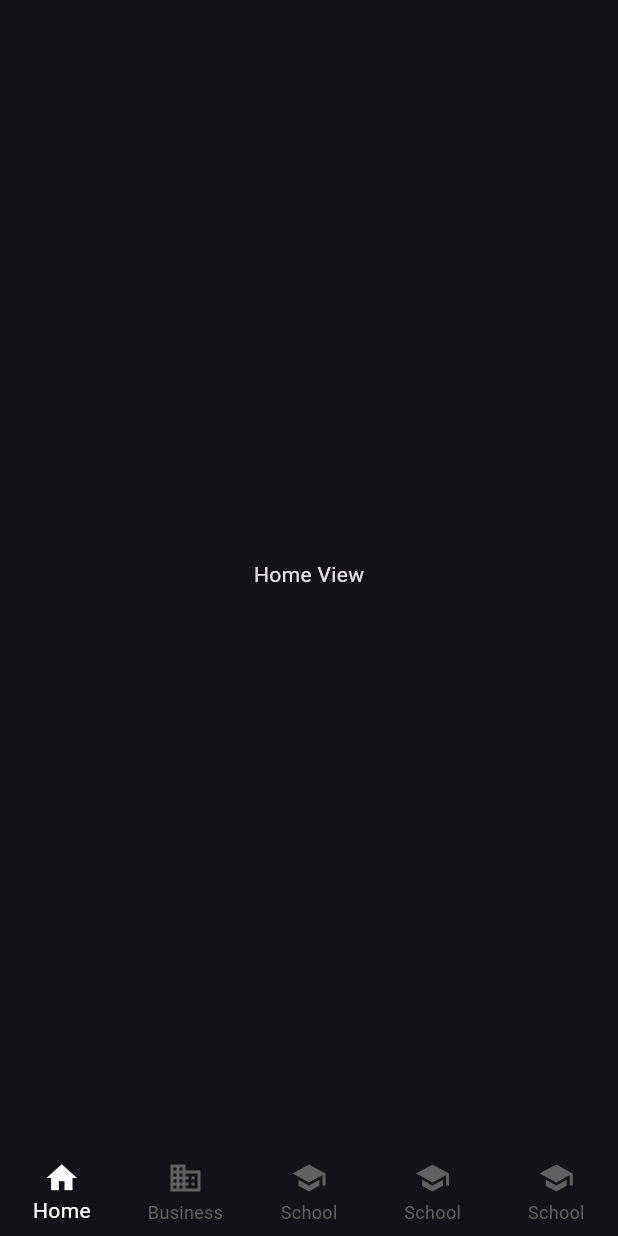
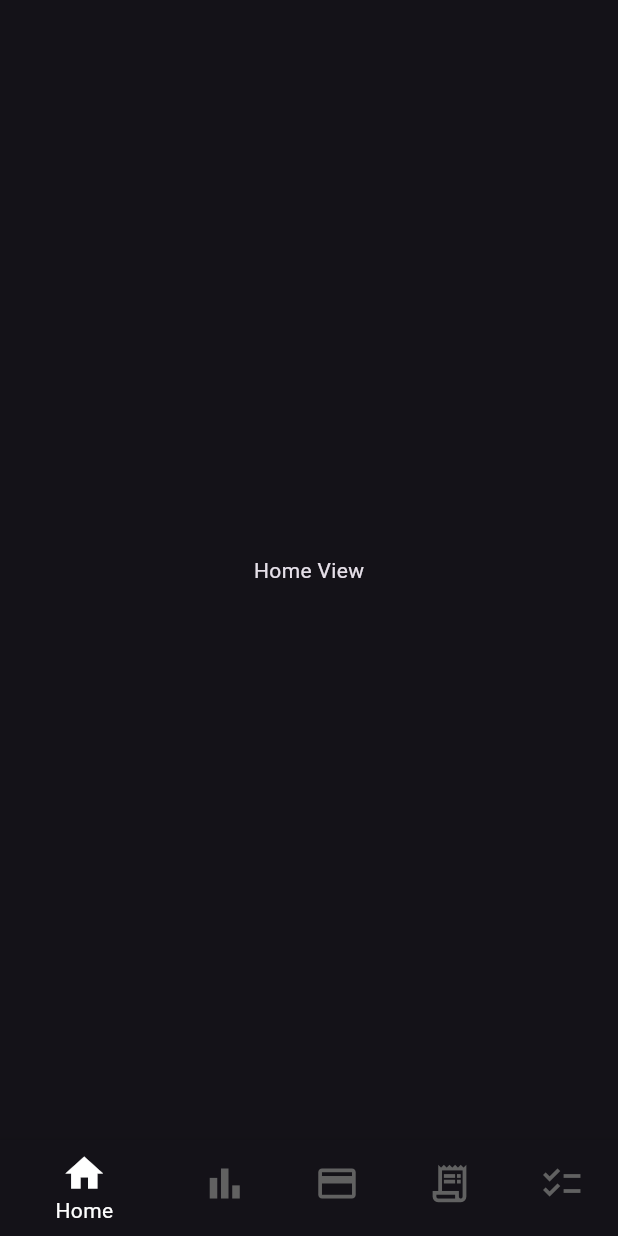
Before and after one commit to omarhelmy2004/saving_app, a Flutter app: the screen it shows after launch, on a phone screen of 412 x 824 dp. Run offline on Flutter 3.47's test engine with Material 3 defaults, Android fonts, the phone set to English and light mode, and no system bars.

Commit message:
finished info navigation bar & fixed and edited custom bottom navigation bar

```diff
--- a/lib/widgets/custom_bottom_navigation_bar.dart
+++ b/lib/widgets/custom_bottom_navigation_bar.dart
@@ -1,7 +1,7 @@
 import 'package:flutter/material.dart';
 
-class CustomFixedBottomNavigationBar extends StatefulWidget {
-  const CustomFixedBottomNavigationBar(
+class CustomBottomNavigationBar extends StatefulWidget {
+  const CustomBottomNavigationBar(
       {super.key,
       required this.items,
       this.selectedItemColor,
@@ -14,12 +14,11 @@ class CustomFixedBottomNavigationBar extends StatefulWidget {
   final Color? backgroundcolor;
   final Function(int) onItemTapped;
   @override
-  State<CustomFixedBottomNavigationBar> createState() =>
-      _CustomFixedBottomNavigationBarState();
+  State<CustomBottomNavigationBar> createState() =>
+      _CustomBottomNavigationBarState();
 }
 
-class _CustomFixedBottomNavigationBarState
-    extends State<CustomFixedBottomNavigationBar> {
+class _CustomBottomNavigationBarState extends State<CustomBottomNavigationBar> {
   int selectedIndex = 0;
   void _onItemTapped(int index) {
     setState(() {
@@ -30,15 +29,24 @@ class _CustomFixedBottomNavigationBarState
 
   @override
   Widget build(BuildContext context) {
-    return BottomNavigationBar(
+    return Theme(
+      data: Theme.of(context).copyWith(
+        splashColor: Colors.transparent, // No splash
+        highlightColor: Colors.transparent, // No highlight
+      ),
+      child: BottomNavigationBar(
+        showUnselectedLabels: false,
+        showSelectedLabels: true,
+        enableFeedback: false,
         items: widget.items,
-      type: BottomNavigationBarType.fixed,
+        type: BottomNavigationBarType.shifting,
         backgroundColor: widget.backgroundcolor,
         currentIndex: selectedIndex,
         unselectedItemColor: widget.unselectedItemColor,
         selectedItemColor: widget.selectedItemColor,
         onTap: _onItemTapped,
+        iconSize: 30,
+      ),
     );
   }
 }
-//Custom Bottom Navigation bar if i need to use it again before changing it
--- a/lib/widgets/info_navigation_bar.dart
+++ b/lib/widgets/info_navigation_bar.dart
@@ -1,4 +1,5 @@
 import 'package:flutter/material.dart';
+
 import 'package:saving_app/widgets/custom_bottom_navigation_bar.dart';
 
 class InfoBottomNavigationBar extends StatelessWidget {
@@ -9,32 +10,44 @@ class InfoBottomNavigationBar extends StatelessWidget {
   final Function(int) onItemTapped;
   @override
   Widget build(BuildContext context) {
-    return CustomFixedBottomNavigationBar(
+    return CustomBottomNavigationBar(
       onItemTapped: onItemTapped,
       unselectedItemColor: Colors.grey[700],
       selectedItemColor: Colors.white,
-      items: const [
+      items: iconsList,
+    );
+  }
+
+  List<BottomNavigationBarItem> get iconsList {
+    return const [
       BottomNavigationBarItem(
-          icon: Icon(Icons.home),
+        activeIcon: Icon(Icons.home),
+        icon: Icon(Icons.home_outlined),
         label: 'Home',
       ),
       BottomNavigationBarItem(
-          icon: Icon(Icons.business),
-          label: 'Business',
+        activeIcon: Icon(Icons.bar_chart),
+        icon: Icon(Icons.bar_chart_outlined),
+        label: 'Reports',
       ),
       BottomNavigationBarItem(
-          icon: Icon(Icons.school),
-          label: 'School',
+        activeIcon: Icon(Icons.credit_card),
+        icon: Icon(Icons.credit_card_outlined),
+        label: 'Budget',
       ),
       BottomNavigationBarItem(
-          icon: Icon(Icons.school),
-          label: 'School',
+        activeIcon: Icon(Icons.receipt_long),
+        icon: Icon(Icons.receipt_long_outlined),
+        label: 'Transactions',
       ),
       BottomNavigationBarItem(
-          icon: Icon(Icons.school),
-          label: 'School',
+        activeIcon: Icon(Icons.checklist),
+        icon: Icon(Icons.checklist_outlined),
+        label: 'Goals',
       ),
-      ],
-    );
+    ];
   }
 }
+// icon: Icon(Icons.person_outline),
+//         label: 'Account',
+//will do the account icon at the top of all appbars
```
Lines whose indentation alone changed are shown as unchanged.
